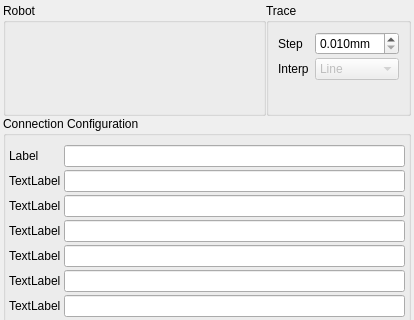
Old version of the form source/wnd/ui/robocompref.ui in the repository ww4u/megarobostudio; both pictures show x 0 to 414 and y 0 to 320 of the 414 by 536 pixel window.
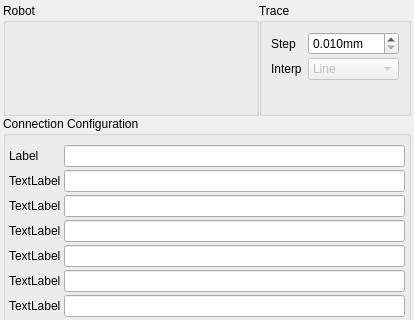
New version of the form. Custom widgets are drawn as their Qt base class.

The edit to the form file:
```diff
--- a/source/wnd/ui/robocompref.ui
+++ b/source/wnd/ui/robocompref.ui
@@ -124,7 +124,7 @@
            <double>0.010000000000000</double>
           </property>
           <property name="maximum">
-           <double>20.000000000000000</double>
+           <double>100.000000000000000</double>
           </property>
          </widget>
         </item>
```
